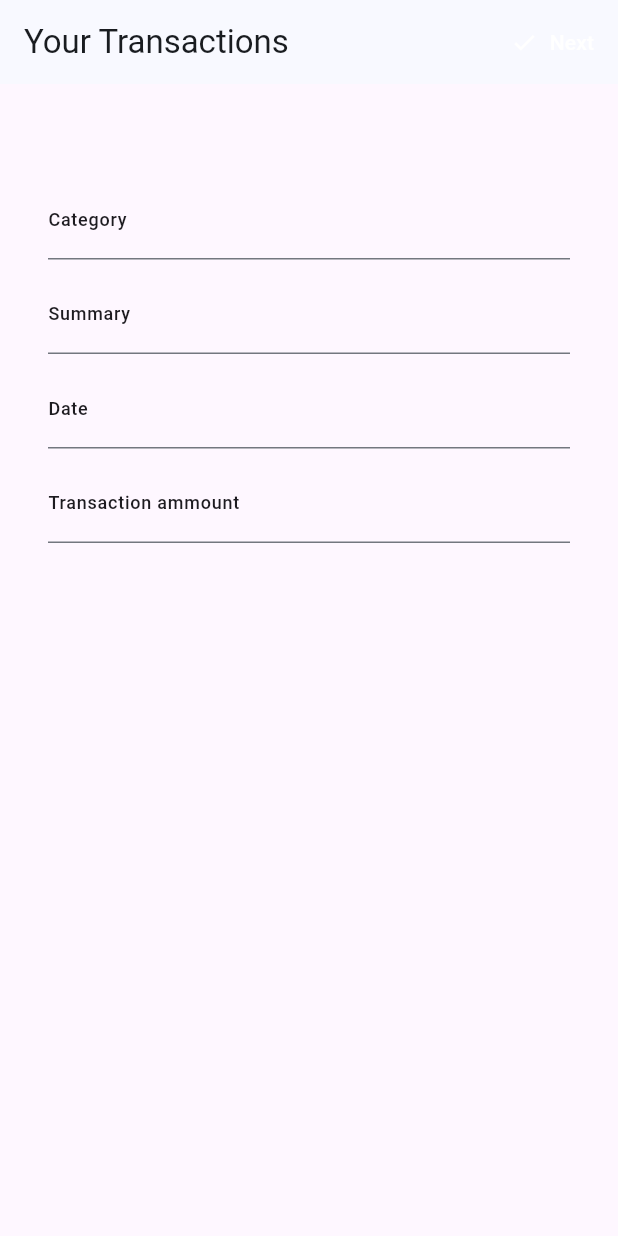
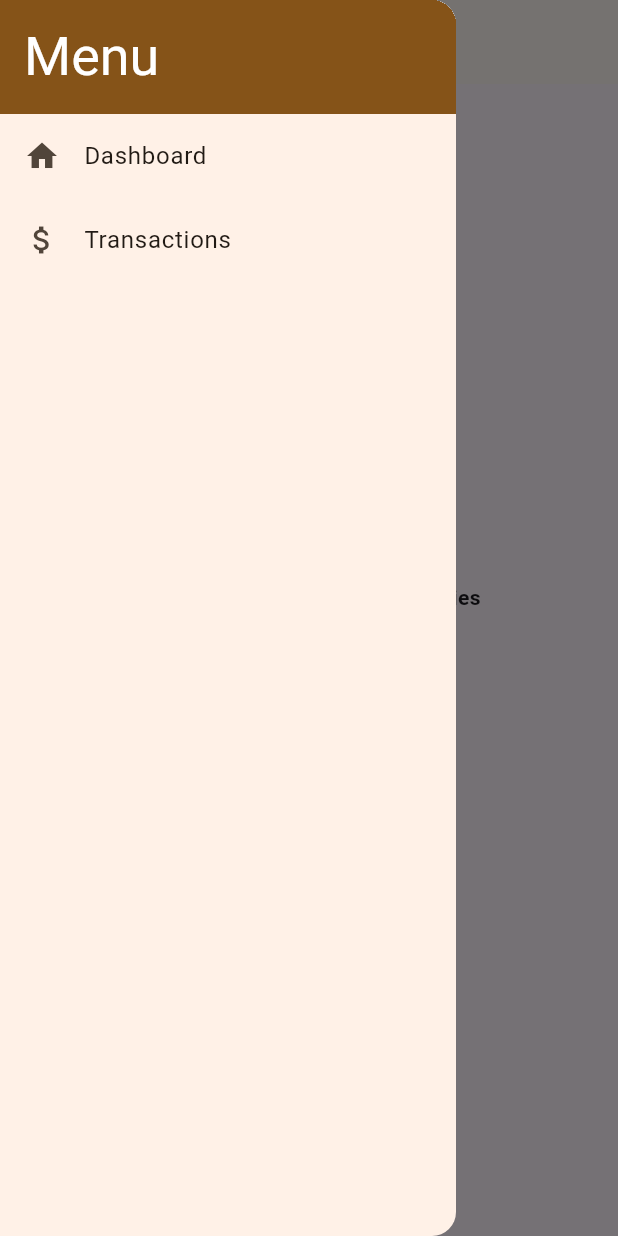
Before and after one commit to Yazan-Aamer/spending-tracker, a Flutter app: the screen it shows after launch, with the side drawer open (before the commit the screen has no drawer), on a phone screen of 412 x 824 dp. Run offline on Flutter 3.47's test engine with Material 2 defaults, Android fonts, the phone set to English and light mode, and no system bars; our stand-ins replace dartz, get_it, shared_preferences.

Commit message:
added state management solution. for now its change notifier, may be will be changed in the future

```diff
--- /dev/null
+++ b/lib/core/constants.dart
@@ -0,0 +1,5 @@
+class Routes {
+  static const Home = 'Dashboard';
+  static const Transactions = 'Transactions';
+  static const Create_transaction = 'create-transaction';
+}
--- a/lib/core/ui/themes.dart
+++ b/lib/core/ui/themes.dart
@@ -1,10 +1,10 @@
 import 'package:flutter/material.dart';
 
-ThemeData lightTheme = ThemeData.light(
+ThemeData lightTheme = ThemeData(
   useMaterial3: true,
 ).copyWith(
   colorScheme: ColorScheme.fromSeed(
-    seedColor: const Color.fromARGB(255, 7, 41, 70),
-  ),
+      // seedColor: const Color.fromARGB(255, 7, 41, 70),
+      seedColor: Colors.orange),
 );
 ThemeData darkTheme = ThemeData.dark();
--- /dev/null
+++ b/lib/core/ui/widgets/app_drawer.dart
@@ -0,0 +1,61 @@
+import 'package:flutter/material.dart';
+
+class DrawerItem {
+  final String text;
+  final IconData? icon;
+
+  DrawerItem({required this.text, this.icon});
+}
+
+class AppDrawer extends StatelessWidget {
+  const AppDrawer({
+    super.key,
+    required this.items,
+    required this.onItemSelected,
+  });
+
+  final List<DrawerItem> items;
+
+  final Function(String) onItemSelected;
+
+  @override
+  Widget build(BuildContext context) {
+    final drawerItems = ListView.builder(
+      itemCount: items.length,
+      itemBuilder: (context, index) {
+        return ListTile(
+          title: Text(items[index].text),
+          leading: Icon(items[index].icon),
+          onTap: () => onItemSelected(items[index].text),
+        );
+      },
+    );
+
+    return Drawer(
+        child: Column(
+      mainAxisSize: MainAxisSize.max,
+      crossAxisAlignment: CrossAxisAlignment.start,
+      children: [
+        Container(
+          decoration:
+              BoxDecoration(color: Theme.of(context).colorScheme.primary),
+          child: SizedBox(
+            width: double.infinity,
+            child: Padding(
+              padding: const EdgeInsets.all(16.0),
+              child: Text(
+                'Menu',
+                style: Theme.of(context).textTheme.displaySmall!.copyWith(
+                      color: Theme.of(context).colorScheme.onPrimary,
+                    ),
+              ),
+            ),
+          ),
+        ),
+        Expanded(
+          child: drawerItems,
+        ),
+      ],
+    ));
+  }
+}
--- /dev/null
+++ b/lib/core/ui/widgets/app_scaffold.dart
@@ -0,0 +1,44 @@
+import 'package:flutter/material.dart';
+
+import '../../constants.dart';
+import 'app_drawer.dart';
+
+class AppScaffold extends StatelessWidget {
+  const AppScaffold({
+    super.key,
+    required this.title,
+    required this.body,
+    this.button,
+  });
+  final String title;
+  final Widget body;
+  final FloatingActionButton? button;
+
+  @override
+  Widget build(BuildContext context) {
+    return Scaffold(
+      floatingActionButton: button,
+      appBar: AppBar(
+        title: Text(title),
+      ),
+      body: body,
+      drawer: AppDrawer(
+        items: [
+          DrawerItem(text: 'Dashboard', icon: Icons.home),
+          DrawerItem(text: 'Transactions', icon: Icons.attach_money)
+        ],
+        onItemSelected: (item) {
+          switch (item) {
+            case Routes.Home:
+              Navigator.pushNamed(context, Routes.Home);
+              break;
+
+            case Routes.Transactions:
+              Navigator.pushNamed(context, Routes.Transactions);
+              break;
+          }
+        },
+      ),
+    );
+  }
+}
--- a/lib/features/manage_transactions/data/models/transaction_model.dart
+++ b/lib/features/manage_transactions/data/models/transaction_model.dart
@@ -9,10 +9,10 @@ class TransactionModel extends Transaction {
 
   factory TransactionModel.fromJson(json) {
     return TransactionModel(
-      category: json.category,
-      summary: json.summary,
-      ammount: json.ammount,
-      date: DateTime.parse(json.date),
+      category: json['category'],
+      summary: json['summary'],
+      ammount: json['ammount'],
+      date: DateTime.parse(json['date']),
     );
   }
 
--- a/lib/features/manage_transactions/data/repos/transaction_repo_impl.dart
+++ b/lib/features/manage_transactions/data/repos/transaction_repo_impl.dart
@@ -17,7 +17,7 @@ class TransactionRepoImpl implements TransactionRepo {
   Future<Either<Failure, bool>> createTransaction(
       TransactionModel transaction) async {
     final result = await datasource.createTransaction(transaction);
-    if (result != false) {
+    if (result == false) {
       return left(TransactionCannotBeCreatedFailure());
     }
 
--- a/lib/features/manage_transactions/presentation/pages/all_transactions_page.dart
+++ b/lib/features/manage_transactions/presentation/pages/all_transactions_page.dart
@@ -1,5 +1,9 @@
 import 'package:flutter/material.dart';
+import 'package:provider/provider.dart';
+import 'package:spending_tracker/core/ui/widgets/app_scaffold.dart';
+import 'package:spending_tracker/features/manage_transactions/presentation/providers/transaction_management_provider.dart';
 
+import '../../../../core/constants.dart';
 import '../../domain/entities/transaction.dart';
 
 class AllTransactionsPage extends StatefulWidget {
@@ -15,25 +19,22 @@ class _AllTransactionsPageState extends State<AllTransactionsPage> {
 
   @override
   Widget build(BuildContext context) {
-// TODO:
-    var transactions_1 = List.generate(
-        5,
-        (index) => Transaction(
-              category: 'category $index',
-              summary: 'summart $index',
-              ammount: index.toDouble(),
-              date: DateTime.now(),
-            ));
-    Map<String, List<Transaction>> categoryTransactionsMap = {
-      'category-1': transactions_1,
-      'category-2': transactions_1,
-      'category-3': transactions_1,
-    };
+    final TransactionManagementProvider transactionManager =
+        context.watch<TransactionManagementProvider>();
 
-    return Scaffold(
-      backgroundColor: Theme.of(context).colorScheme.background,
-      floatingActionButton:
-          FloatingActionButton(onPressed: () {}, child: const Icon(Icons.add)),
+    transactionManager.getAllTransactions();
+    Map<String, List<Transaction>> categoryTransactionsMap =
+        transactionManager.transactions;
+
+    return AppScaffold(
+      button: FloatingActionButton(
+        onPressed: () => Navigator.pushNamed(
+          context,
+          Routes.Create_transaction,
+        ),
+        child: const Icon(Icons.add),
+      ),
+      title: 'Transactions',
       body: SingleChildScrollView(
         child: ExpansionPanelList(
           elevation: 0,
--- a/lib/features/manage_transactions/presentation/pages/dashboard_page.dart
+++ b/lib/features/manage_transactions/presentation/pages/dashboard_page.dart
@@ -1,11 +1,15 @@
 import 'package:flutter/material.dart';
+
+import '../../../../core/ui/widgets/app_scaffold.dart';
 
 class DashboardPage extends StatelessWidget {
   const DashboardPage({super.key});
 
   @override
   Widget build(BuildContext context) {
-    return Padding(
+    return AppScaffold(
+      title: 'Dashboard',
+      body: Padding(
         padding: const EdgeInsets.all(32),
         child: Center(
           child: Column(
@@ -45,6 +49,7 @@ class DashboardPage extends StatelessWidget {
             ],
           ),
         ),
+      ),
     );
   }
 }
--- a/lib/main.dart
+++ b/lib/main.dart
@@ -1,11 +1,19 @@
 import 'package:flutter/material.dart';
+import 'package:provider/provider.dart';
 import 'package:spending_tracker/features/manage_transactions/presentation/pages/all_transactions_page.dart';
 import 'package:spending_tracker/features/manage_transactions/presentation/pages/dashboard_page.dart';
 import 'package:spending_tracker/features/manage_transactions/presentation/pages/transaction_addition_page.dart';
+import 'package:spending_tracker/features/manage_transactions/presentation/providers/transaction_management_provider.dart';
+import 'package:spending_tracker/sl.dart';
 
+import 'core/constants.dart';
 import 'core/ui/themes.dart';
+import 'core/ui/widgets/app_scaffold.dart';
 
-void main() => runApp(const MyApp());
+Future<void> main() async {
+  await configServices();
+  runApp(const MyApp());
+}
 
 class MyApp extends StatelessWidget {
   const MyApp({super.key});
@@ -14,10 +22,18 @@ class MyApp extends StatelessWidget {
 
   @override
   Widget build(BuildContext context) {
-    return MaterialApp(
-      title: _title,
-      theme: lightTheme,
-      home: TransactionAdditionPage(),
+    return ChangeNotifierProvider(
+      create: (context) => sl<TransactionManagementProvider>(),
+      child: MaterialApp(
+        title: _title,
+        initialRoute: Routes.Home,
+        routes: {
+          Routes.Home: (context) => const DashboardPage(),
+          Routes.Transactions: (context) => const AllTransactionsPage(),
+          Routes.Create_transaction: (context) => TransactionAdditionPage(),
+        },
+        theme: lightTheme,
+      ),
     );
   }
 }
--- a/sl.dart
+++ b/lib/sl.dart
@@ -5,6 +5,7 @@ import 'package:shared_preferences/shared_preferences.dart';
 import 'package:spending_tracker/features/manage_transactions/data/datasources/local_data_source.dart';
 import 'package:spending_tracker/features/manage_transactions/data/repos/transaction_repo_impl.dart';
 import 'package:spending_tracker/features/manage_transactions/domain/repos/transaction_repo.dart';
+import 'package:spending_tracker/features/manage_transactions/presentation/providers/transaction_management_provider.dart';
 
 final sl = GetIt.instance;
 
@@ -23,4 +24,6 @@ Future<void> configServices() async {
       () => TransactionRepoImpl(datasource: sl()));
 
   // state managers, most likely provider.
+  sl.registerFactory<TransactionManagementProvider>(
+      () => TransactionManagementProvider(repository: sl()));
 }
```
Also changed, not shown: lib/features/manage_transactions/presentation/pages/transaction_addition_page.dart (+25 -6 lines), lib/features/manage_transactions/presentation/providers/transaction_management_provider.dart (added, +103 -0 lines). Lines whose indentation alone changed are shown as unchanged.
